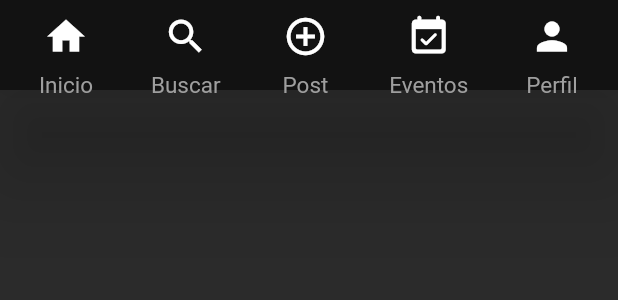
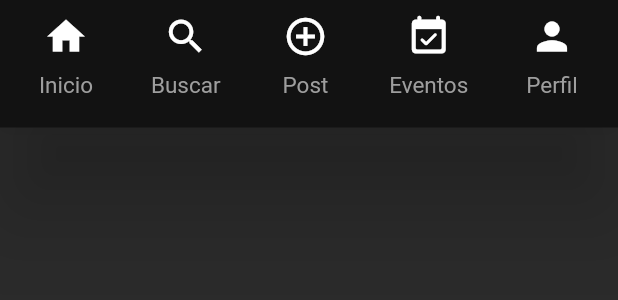
Before and after one commit to GuateGeeks/GeeksDayFlutter, a Flutter app: the BottomNavigation widget shown alone on an empty page, opened directly, on a phone screen of 412 x 824 dp. Shown: the top 300 px of the screen. Run offline on Flutter 3.47's test engine with Material 2 defaults, Android fonts, the phone set to English and light mode, and no system bars; our stand-ins replace cloud_firestore, equatable, firebase_auth, firebase_core, firebase_storage, flutter_bloc and 5 more; missing offline and left inert: dart:html, dart:js, image_whisperer, multiavatar, random_password_generator; accounts and stored records are empty.

Commit message:
Ticket #63 fix bottom menu

```diff
--- a/lib/ui/bottom_navigation.dart
+++ b/lib/ui/bottom_navigation.dart
@@ -15,6 +15,7 @@ class BottomNavigation extends StatelessWidget {
       color: Theme.of(context).backgroundColor,
       elevation: 30,
       child: Container(
+        margin: EdgeInsets.only(bottom: 25),
         padding: EdgeInsets.symmetric(horizontal: 20),
         height: 60,
         child: Row(
```
